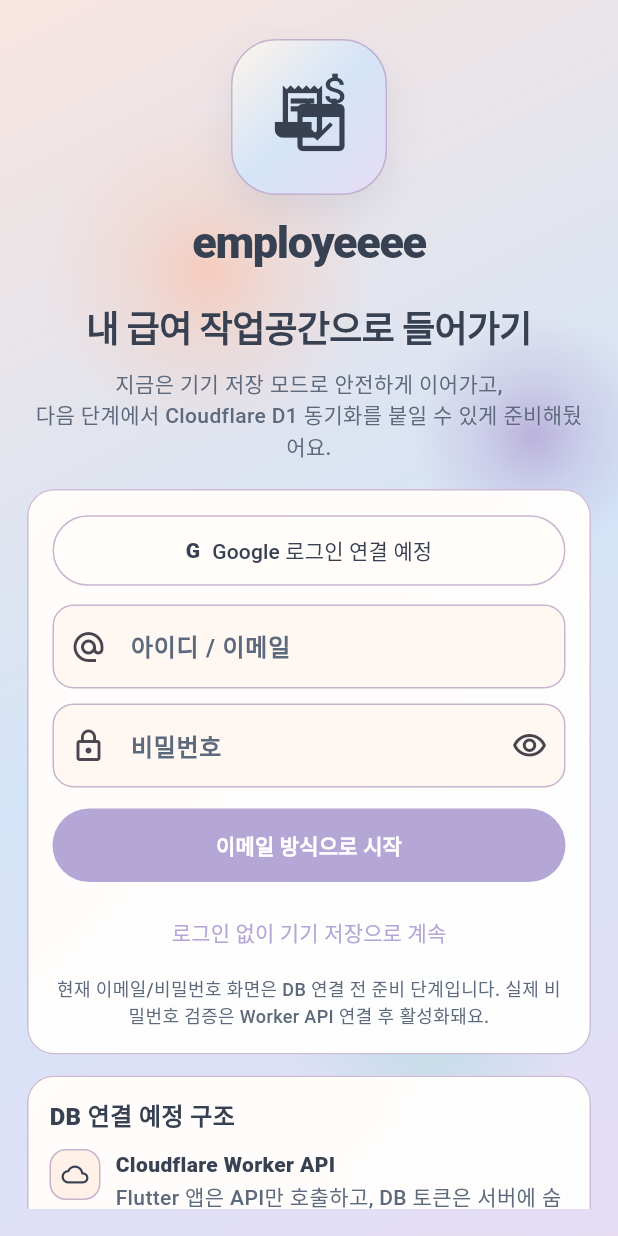
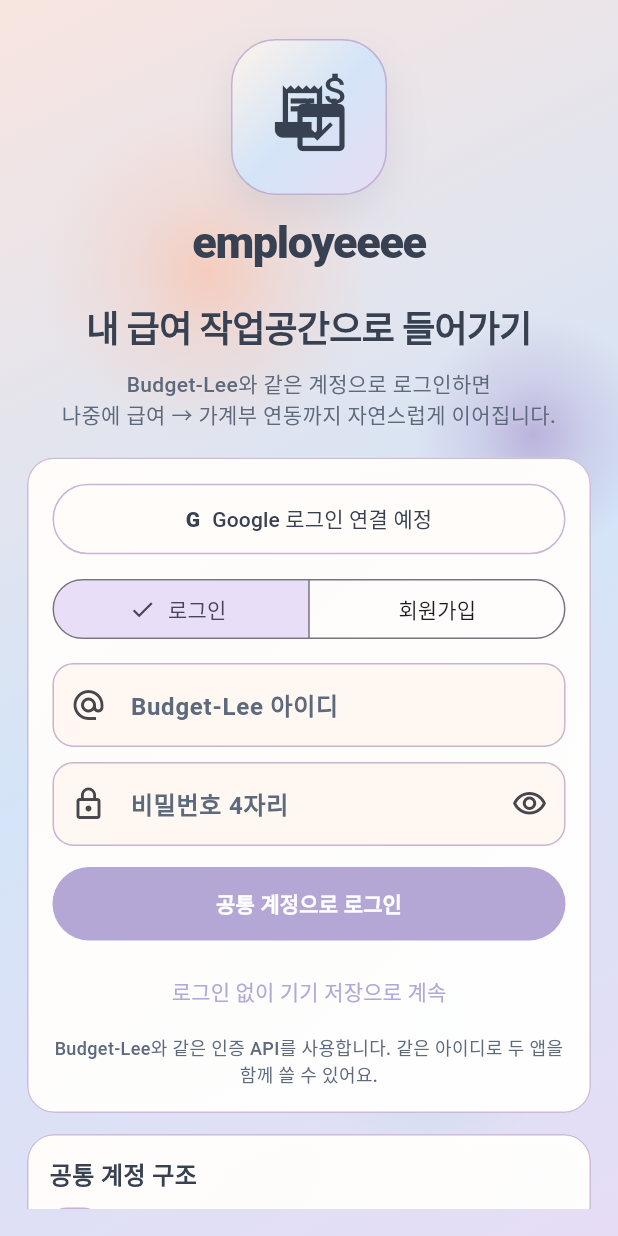
Before and after one commit to Melondressing/employeee, a Flutter app: the screen it shows after launch, on a phone screen of 412 x 824 dp. Run offline on Flutter 3.47's test engine with Material 3 defaults, Android fonts, the phone set to English and light mode, and no system bars; our stand-ins replace flutter_riverpod, share_plus, shared_preferences; Roboto replaces fonts that are missing (SF Pro).

Commit message:
feat: connect shared Budget-Lee auth

```diff
--- a/lib/models/auth_session.dart
+++ b/lib/models/auth_session.dart
@@ -1,34 +1,59 @@
 class AuthSession {
   const AuthSession({
+    this.userId,
+    this.username = '',
     required this.email,
     required this.displayName,
     required this.provider,
     required this.isLocalOnly,
     required this.createdAt,
+    this.accessToken,
+    this.apiBaseUrl,
   });
 
+  final int? userId;
+  final String username;
   final String email;
   final String displayName;
   final String provider;
   final bool isLocalOnly;
   final DateTime createdAt;
+  final String? accessToken;
+  final String? apiBaseUrl;
+
+  bool get hasCloudToken => !isLocalOnly && accessToken != null;
 
   Map<String, dynamic> toJson() => {
+        'userId': userId,
+        'username': username,
         'email': email,
         'displayName': displayName,
         'provider': provider,
         'isLocalOnly': isLocalOnly,
         'createdAt': createdAt.toIso8601String(),
+        'accessToken': accessToken,
+        'apiBaseUrl': apiBaseUrl,
       };
 
   factory AuthSession.fromJson(Map<String, dynamic> json) {
     return AuthSession(
+      userId: _parseInt(json['userId']),
+      username: json['username']?.toString() ?? '',
       email: json['email']?.toString() ?? '',
       displayName: json['displayName']?.toString() ?? 'Local user',
       provider: json['provider']?.toString() ?? 'local',
       isLocalOnly: json['isLocalOnly'] != false,
       createdAt: DateTime.tryParse(json['createdAt']?.toString() ?? '') ??
           DateTime.now(),
+      accessToken: json['accessToken']?.toString(),
+      apiBaseUrl: json['apiBaseUrl']?.toString(),
     );
   }
+
+  static int? _parseInt(Object? value) {
+    if (value is int) return value;
+    if (value is num) return value.toInt();
+    if (value is String) return int.tryParse(value);
+    return null;
+  }
 }
--- a/lib/screens/login_screen.dart
+++ b/lib/screens/login_screen.dart
@@ -1,4 +1,5 @@
 import 'package:flutter/material.dart';
+import 'package:flutter/services.dart';
 import 'package:flutter_riverpod/flutter_riverpod.dart';
 
 import '../models/auth_session.dart';
@@ -18,13 +19,17 @@
 }
 
 class _LoginScreenState extends ConsumerState<LoginScreen> {
-  final _email = TextEditingController();
+  final _username = TextEditingController();
+  final _displayName = TextEditingController();
   final _password = TextEditingController();
   bool _obscure = true;
+  bool _isRegister = false;
+  bool _isSubmitting = false;
 
   @override
   void dispose() {
-    _email.dispose();
+    _username.dispose();
+    _displayName.dispose();
     _password.dispose();
     super.dispose();
   }
@@ -82,8 +87,8 @@
                 const SizedBox(height: 8),
                 Text(
                   session == null
-                      ? '지금은 기기 저장 모드로 안전하게 이어가고,\n다음 단계에서 Cloudflare D1 동기화를 붙일 수 있게 준비해뒀어요.'
-                      : '${session.displayName} workspace\n${session.email}',
+                      ? 'Budget-Lee와 같은 계정으로 로그인하면\n나중에 급여 → 가계부 연동까지 자연스럽게 이어집니다.'
+                      : '${session.displayName} workspace\n${session.username.isEmpty ? session.email : session.username}',
                   textAlign: TextAlign.center,
                   style: const TextStyle(
                     color: AppColors.softBlack,
@@ -121,22 +126,52 @@
             label: const Text('Google 로그인 연결 예정'),
           ),
           const SizedBox(height: 12),
+          SegmentedButton<bool>(
+            segments: const [
+              ButtonSegment(value: false, label: Text('로그인')),
+              ButtonSegment(value: true, label: Text('회원가입')),
+            ],
+            selected: {_isRegister},
+            onSelectionChanged: _isSubmitting
+                ? null
+                : (selection) => setState(() => _isRegister = selection.first),
+          ),
+          const SizedBox(height: 12),
           TextField(
-            controller: _email,
-            keyboardType: TextInputType.emailAddress,
-            autofillHints: const [AutofillHints.email],
+            controller: _username,
+            textInputAction: TextInputAction.next,
+            autofillHints: const [AutofillHints.username],
             decoration: const InputDecoration(
-              labelText: '아이디 / 이메일',
+              labelText: 'Budget-Lee 아이디',
               prefixIcon: Icon(Icons.alternate_email),
             ),
           ),
+          if (_isRegister) ...[
+            const SizedBox(height: 10),
+            TextField(
+              controller: _displayName,
+              textInputAction: TextInputAction.next,
+              autofillHints: const [AutofillHints.name],
+              decoration: const InputDecoration(
+                labelText: '이름 / 표시 이름',
+                prefixIcon: Icon(Icons.badge_outlined),
+              ),
+            ),
+          ],
           const SizedBox(height: 10),
           TextField(
             controller: _password,
             obscureText: _obscure,
+            keyboardType: TextInputType.number,
+            maxLength: 4,
+            inputFormatters: [
+              FilteringTextInputFormatter.digitsOnly,
+              LengthLimitingTextInputFormatter(4),
+            ],
             autofillHints: const [AutofillHints.password],
             decoration: InputDecoration(
-              labelText: '비밀번호',
+              labelText: '비밀번호 4자리',
+              counterText: '',
               prefixIcon: const Icon(Icons.lock_outline),
               suffixIcon: IconButton(
                 onPressed: () => setState(() => _obscure = !_obscure),
@@ -155,11 +190,17 @@
               foregroundColor: Colors.white,
               padding: const EdgeInsets.symmetric(vertical: 14),
             ),
-            onPressed: _signInEmailPreview,
-            child: const Text(
-              '이메일 방식으로 시작',
-              style: TextStyle(fontWeight: FontWeight.w800),
-            ),
+            onPressed: _isSubmitting ? null : _submitSharedAccount,
+            child: _isSubmitting
+                ? const SizedBox(
+                    width: 18,
+                    height: 18,
+                    child: CircularProgressIndicator(strokeWidth: 2),
+                  )
+                : Text(
+                    _isRegister ? '공통 계정 만들기' : '공통 계정으로 로그인',
+                    style: const TextStyle(fontWeight: FontWeight.w800),
+                  ),
           ),
           const SizedBox(height: 10),
           TextButton(
@@ -169,7 +210,7 @@
           ),
           const SizedBox(height: 4),
           const Text(
-            '현재 이메일/비밀번호 화면은 DB 연결 전 준비 단계입니다. 실제 비밀번호 검증은 Worker API 연결 후 활성화돼요.',
+            'Budget-Lee와 같은 인증 API를 사용합니다. 같은 아이디로 두 앱을 함께 쓸 수 있어요.',
             textAlign: TextAlign.center,
             style: TextStyle(color: AppColors.softBlack, fontSize: 12),
           ),
@@ -186,10 +227,10 @@
         children: [
           _PlanRow(
             icon: Icons.person_outline,
-            title: session.isLocalOnly ? '기기 저장 모드' : '클라우드 동기화',
+            title: session.isLocalOnly ? '기기 저장 모드' : '공통 계정 연결됨',
             subtitle: session.isLocalOnly
                 ? '이 기기/브라우저에만 저장됩니다.'
-                : 'D1 데이터베이스와 동기화됩니다.',
+                : 'Budget-Lee Auth API를 통해 같은 사용자로 인식됩니다.',
           ),
           const SizedBox(height: 12),
           OutlinedButton.icon(
@@ -209,7 +250,7 @@
         crossAxisAlignment: CrossAxisAlignment.start,
         children: [
           Text(
-            'DB 연결 예정 구조',
+            '공통 계정 구조',
             style: TextStyle(
               color: AppColors.deepInk,
               fontSize: 16,
@@ -219,18 +260,18 @@
           SizedBox(height: 10),
           _PlanRow(
             icon: Icons.cloud_outlined,
-            title: 'Cloudflare Worker API',
-            subtitle: 'Flutter 앱은 API만 호출하고, DB 토큰은 서버에 숨깁니다.',
+            title: 'Budget-Lee Auth API',
+            subtitle: '회원가입/로그인은 같은 users 테이블을 사용합니다.',
           ),
           _PlanRow(
             icon: Icons.storage_outlined,
-            title: 'D1 tables',
-            subtitle: 'users, sessions, pay_rules, work_entries로 분리합니다.',
+            title: 'employeeee 데이터 분리 예정',
+            subtitle: 'pay_rules, work_entries는 같은 user_id 아래 별도 테이블로 붙입니다.',
           ),
           _PlanRow(
             icon: Icons.sync_outlined,
-            title: '기존 기록 이전',
-            subtitle: '첫 로그인 때 로컬 근무기록을 사용자 DB로 업로드합니다.',
+            title: 'Budget 앱 연동',
+            subtitle: '급여 확정 시 지급일 기준 income 거래로 보낼 수 있게 연결합니다.',
           ),
         ],
       ),
@@ -245,19 +286,58 @@
     );
   }
 
-  Future<void> _signInEmailPreview() async {
-    final email = _email.text.trim();
+  Future<void> _submitSharedAccount() async {
+    final username = _username.text.trim();
     final password = _password.text.trim();
-    if (!email.contains('@') || password.length < 4) {
+    final displayName = _displayName.text.trim();
+
+    if (username.isEmpty || password.length != 4) {
       ScaffoldMessenger.of(context).showSnackBar(
-        const SnackBar(content: Text('이메일과 4자 이상 비밀번호를 입력해주세요.')),
+        const SnackBar(content: Text('아이디와 숫자 4자리 비밀번호를 입력해주세요.')),
       );
       return;
     }
-    await ref.read(authSessionProvider.notifier).signInWithEmail(
-          email: email,
-          password: password,
-        );
+    if (_isRegister && displayName.isEmpty) {
+      ScaffoldMessenger.of(context).showSnackBar(
+        const SnackBar(content: Text('회원가입에는 표시 이름이 필요해요.')),
+      );
+      return;
+    }
+
+    setState(() => _isSubmitting = true);
+    try {
+      if (_isRegister) {
+        await ref.read(authSessionProvider.notifier).registerSharedAccount(
+              username: username,
+              password: password,
+              displayName: displayName,
+            );
+      } else {
+        await ref.read(authSessionProvider.notifier).signInWithEmail(
+              email: username,
+              password: password,
+            );
+      }
+
+      if (!mounted) return;
+      ScaffoldMessenger.of(context).showSnackBar(
+        SnackBar(
+          content: Text(_isRegister ? '공통 계정을 만들었어요.' : '로그인했어요.'),
+        ),
+      );
+    } on AuthException catch (error) {
+      if (!mounted) return;
+      ScaffoldMessenger.of(context).showSnackBar(
+        SnackBar(content: Text(error.message)),
+      );
+    } catch (_) {
+      if (!mounted) return;
+      ScaffoldMessenger.of(context).showSnackBar(
+        const SnackBar(content: Text('로그인 서버에 연결하지 못했어요.')),
+      );
+    } finally {
+      if (mounted) setState(() => _isSubmitting = false);
+    }
   }
 }
 
--- a/pubspec.yaml
+++ b/pubspec.yaml
@@ -16,6 +16,7 @@
   collection: ^1.19.0
   shared_preferences: ^2.3.2
   share_plus: ^10.0.2
+  http: ^1.6.0
 
 dev_dependencies:
   flutter_test:
```
Also changed, not shown: lib/services/auth_service.dart (+244 -9 lines), pubspec.lock, 1 other file.
